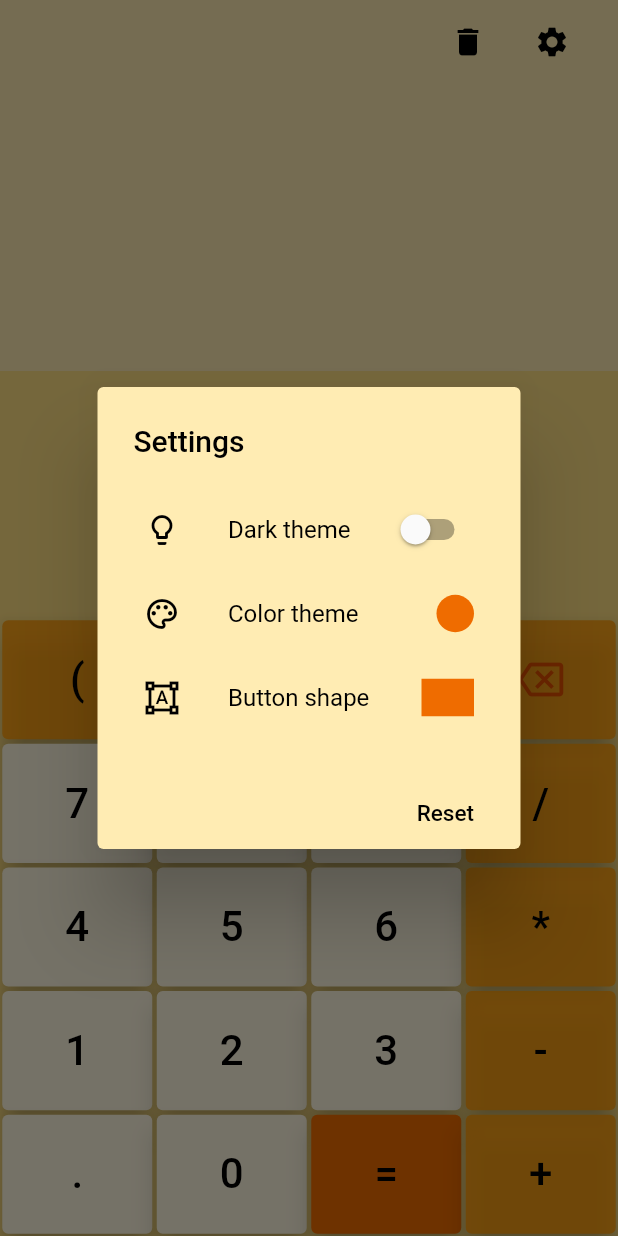
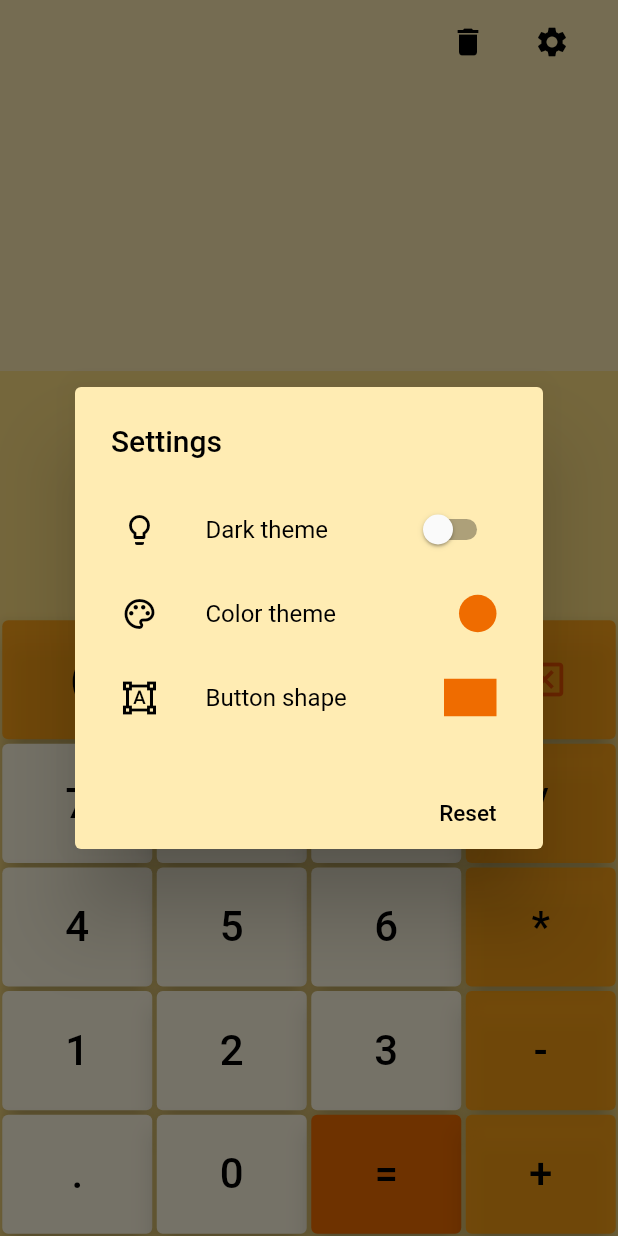
Before and after one commit to Le127/calculator_app, a Flutter app: the screen it shows after launch, after a tap on the "settings" icon, on a phone screen of 412 x 824 dp. Run offline on Flutter 3.47's test engine with Material 2 defaults, Android fonts, the phone set to English and light mode, and no system bars; our stand-ins replace math_expressions, shared_preferences.

Commit message:
fixed flex

```diff
--- a/lib/src/pages/calculator_page.dart
+++ b/lib/src/pages/calculator_page.dart
@@ -95,8 +95,9 @@ class SetupButton extends StatelessWidget {
 
             return AlertDialog(
               backgroundColor: model.historyBackgroundColor,
-              actionsPadding: EdgeInsets.symmetric(horizontal: 15),
-              insetPadding: EdgeInsets.symmetric(horizontal: 65),
+             actionsPadding: EdgeInsets.symmetric(horizontal: 15),
+             insetPadding: EdgeInsets.symmetric(horizontal: 50),
+
               title: Text('Settings', style: TextStyle(color: model.textColor)),
               actions: [
                 DarkTheme(model: model),
@@ -219,6 +220,7 @@ class DarkTheme extends StatelessWidget {
     return ListTile(
       leading: Icon(Icons.lightbulb_outline, color: model.textColor),
       title: Text(
+
         'Dark theme',
         style: TextStyle(color: model.textColor),
       ),
```
